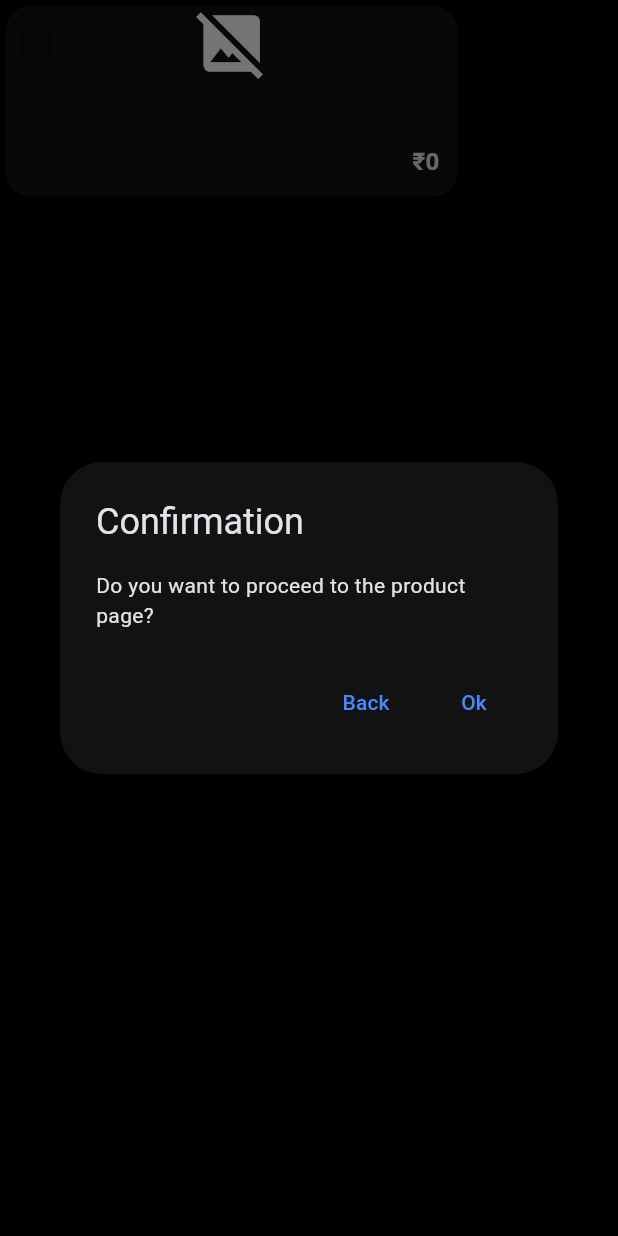
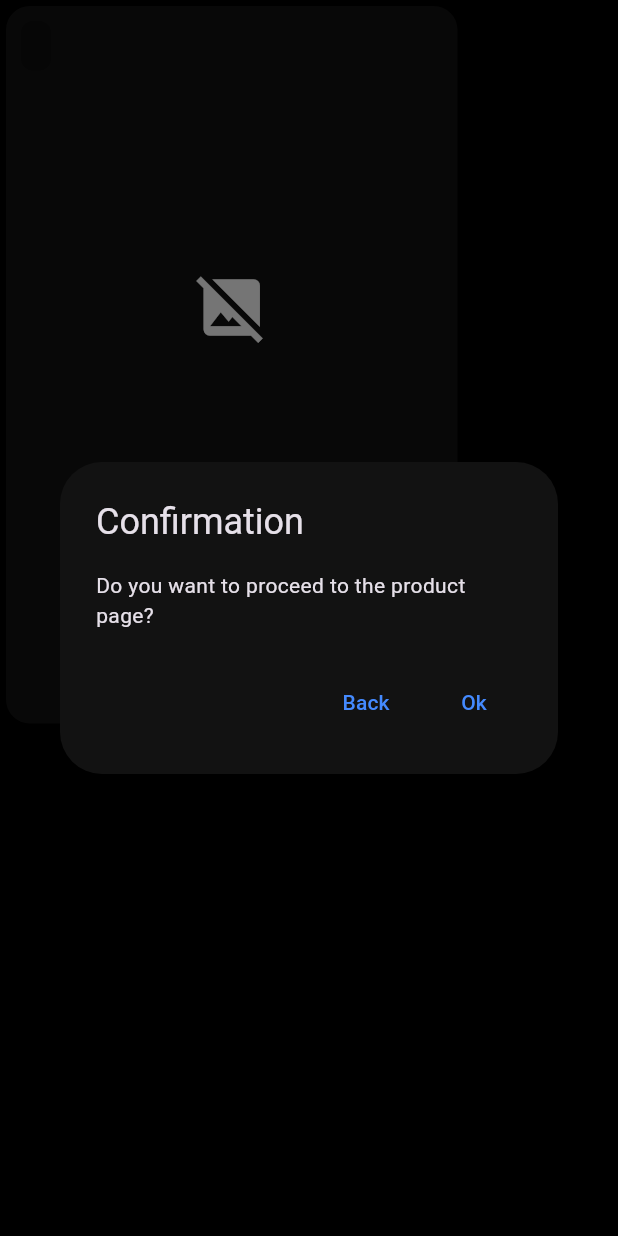
Before and after one commit to h4636oh/assistant-frontend, a Flutter app: the FashionShopping widget shown alone on an empty page, opened directly with empty values, after a tap on an icon or button, on a phone screen of 412 x 824 dp. Run offline on Flutter 3.47's test engine with Material 3 defaults, Android fonts, the phone set to English and light mode, and no system bars; drawn by our look-alikes of flutter_animate; network calls fail.

Commit message:
modification of fashion card

```diff
--- a/lib/card/fashion_shopping.dart
+++ b/lib/card/fashion_shopping.dart
@@ -1,3 +1,4 @@
+import 'dart:async';
 import 'package:flutter/material.dart';
 import 'package:url_launcher/url_launcher.dart';
 import 'package:flutter_animate/flutter_animate.dart';
@@ -72,13 +73,23 @@ class FashionShopping extends StatelessWidget {
                 children: [
                   ClipRRect(
                     borderRadius: BorderRadius.circular(16.0),
-                    child: Image.network(
-                      imageUrl,
-                      width: double.infinity,
-                      height: 300, // Reduced image height
-                      fit: BoxFit.cover,
-                      errorBuilder: (context, error, stackTrace) {
-                        return const Center(child: Icon(Icons.image_not_supported, size: 50));
+                    child: FutureBuilder<Size>(
+                      future: _getImageSize(imageUrl),
+                      builder: (context, snapshot) {
+                        double aspectRatio = snapshot.hasData ? snapshot.data!.width / snapshot.data!.height : 3 / 4;
+                        return AspectRatio(
+                          aspectRatio: aspectRatio,
+                          child: Image.network(
+                            imageUrl,
+                            width: double.infinity,
+                            fit: BoxFit.cover,
+                            errorBuilder: (context, error, stackTrace) {
+                              return const Center(
+                                child: Icon(Icons.image_not_supported, size: 50),
+                              );
+                            },
+                          ),
+                        );
                       },
                     ),
                   ),
@@ -135,6 +146,23 @@ class FashionShopping extends StatelessWidget {
       ),
     );
   }
+
+  Future<Size> _getImageSize(String url) async {
+    final Completer<Size> completer = Completer<Size>();
+    final Image image = Image.network(url);
+
+    image.image.resolve(const ImageConfiguration()).addListener(
+      ImageStreamListener((ImageInfo info, bool _) {
+        final Size imageSize = Size(
+          info.image.width.toDouble(),
+          info.image.height.toDouble(),
+        );
+        completer.complete(imageSize);
+      }),
+    );
+
+    return completer.future;
+  }
 }
 
 List<FashionShopping> getFashionCards() {
```
